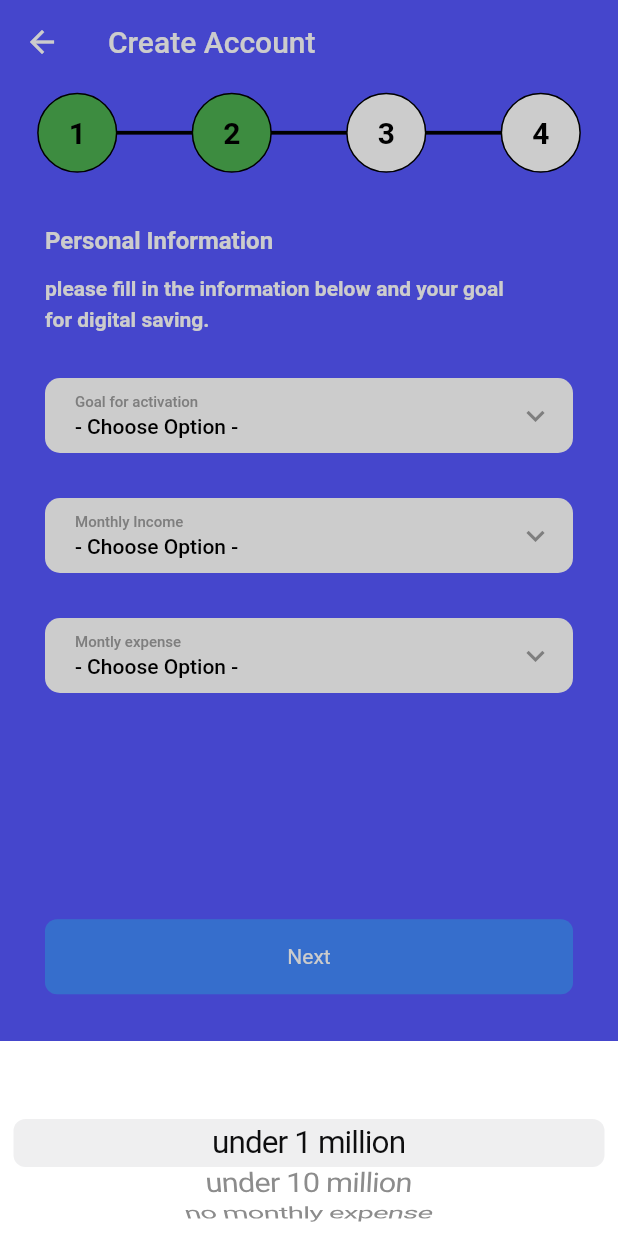
After one commit to samueljiwandono0310/registration_project, a Flutter app: the PersonalInformation screen opened by its route, after a tap on "Montly expense", on a phone screen of 412 x 824 dp. The commit adds this screen. Run offline on Flutter 3.47's test engine with Material 2 defaults, Android fonts, the phone set to English and light mode, and no system bars.

Commit message:
feat: implementation personal information screen

```diff
--- a/lib/config/routes/routes.dart
+++ b/lib/config/routes/routes.dart
@@ -2,6 +2,8 @@ import 'package:flutter/cupertino.dart';
 
 import 'package:flutter/material.dart';
 import 'package:registration_project/modules/screens/PasswordScreen.dart';
+import 'package:registration_project/modules/screens/PersonalInformationScreen.dart';
+import 'package:registration_project/modules/screens/ScheduleVidCallScreen.dart';
 import 'package:registration_project/modules/screens/WelcomeScreen.dart';
 
 class NavigationRoutes {
@@ -11,6 +13,10 @@ class NavigationRoutes {
        return MaterialPageRoute(builder: (_) => WelcomeScreen());
        case 'password-screen':
        return MaterialPageRoute(builder: (_) => PasswordScreen());
+       case 'personal-information-screen':
+       return MaterialPageRoute(builder: (_) => PersonalInformation());
+       case 'schedule-vidcall-screen':
+       return MaterialPageRoute(builder: (_) => ScheduleVidCallScreen());
        default:
         return MaterialPageRoute(
           builder: (_) => Scaffold(
--- /dev/null
+++ b/lib/model/dummy_data.dart
@@ -0,0 +1,6 @@
+class DummyData {
+  static final dataGoalActivation = ["Buy Car", "Buy House", "Married", "Long Term Invest", "Short Term Invest"].toList();
+  static final dataMontlyIncome = ["more than 1 million", "more than 10 million", "more than 100 million"].toList();
+  static final dataMontlyExpance = ["under 1 million", "under 10 million", "no monthly expense"].toList();
+
+}
--- a/lib/modules/screens/PasswordScreen.dart
+++ b/lib/modules/screens/PasswordScreen.dart
@@ -163,7 +163,8 @@ class _PasswordScreenState extends State<PasswordScreen> {
                           hintStyle: TextStyle(color: Colors.grey),
                           filled: true,
                           fillColor: Colors.white,
-                          errorText: _isErrorInput ?"Wrong input password" : null,
+                          errorText:
+                              _isErrorInput ? "Wrong input password" : null,
                           enabledBorder: OutlineInputBorder(
                             borderRadius:
                                 BorderRadius.all(Radius.circular(12.0)),
@@ -196,7 +197,9 @@ class _PasswordScreenState extends State<PasswordScreen> {
                           Container(
                             margin: EdgeInsets.only(left: 5.0),
                             child: Text(
-                              _passwordController.text.isEmpty ? "" :_complexity ,
+                              _passwordController.text.isEmpty
+                                  ? ""
+                                  : _complexity,
                               style: TextStyle(
                                   color: Colors.yellow,
                                   fontSize: 14.0,
@@ -316,14 +319,19 @@ class _PasswordScreenState extends State<PasswordScreen> {
                   ),
                   child: InkWell(
                     onTap: () {
-                      if (_isCharacter && _isLowercase && _isUppercase && _isNumber) {
+                      if (_isCharacter &&
+                          _isLowercase &&
+                          _isUppercase &&
+                          _isNumber) {
                         setState(() {
-                                                  _isErrorInput = false;
-                                                });
+                          _isErrorInput = false;
+                        });
+                        Future.delayed(Duration(seconds: 2));
+                        Navigator.pushNamedAndRemoveUntil(context, 'personal-information-screen', (Route<dynamic> route) => false);
                       } else {
                         setState(() {
-                                                  _isErrorInput = true;
-                                                });
+                          _isErrorInput = true;
+                        });
                       }
                     },
                     child: Container(
--- /dev/null
+++ b/lib/modules/screens/PersonalInformationScreen.dart
@@ -0,0 +1,393 @@
+import 'package:flutter/cupertino.dart';
+import 'package:flutter/material.dart';
+import 'package:registration_project/model/dummy_data.dart';
+import 'package:registration_project/widgets/widget.dart';
+
+class PersonalInformation extends StatefulWidget {
+  @override
+  _PersonalInformationState createState() => _PersonalInformationState();
+}
+
+class _PersonalInformationState extends State<PersonalInformation> {
+  String _goalActivationValue = "";
+  String _monthlyIncome = "";
+  String _monthlyExpense = "";
+  bool _error = false;
+  @override
+  Widget build(BuildContext context) {
+    return Scaffold(
+      backgroundColor: Color(0xFF5658ff),
+      appBar: AppBar(
+        elevation: 0.0,
+        leading: Icon(Icons.arrow_back),
+        backgroundColor: Colors.transparent,
+        title: Text("Create Account"),
+      ),
+      body: SafeArea(
+        child: SingleChildScrollView(
+          child: Container(
+            child: Column(
+              children: [
+                Column(
+                  crossAxisAlignment: CrossAxisAlignment.start,
+                  children: [
+                    WigetMaterial.registrationStepNumber(
+                        activateButton: 2, marginTop: 0.0, paddingTop: 0.0),
+                    Container(
+                      margin: EdgeInsets.only(left: 30.0, top: 30.0),
+                      child: Text(
+                        "Personal Information",
+                        style: TextStyle(
+                            color: Colors.white,
+                            fontWeight: FontWeight.w600,
+                            fontSize: 16.0),
+                      ),
+                    ),
+                    Container(
+                      margin: EdgeInsets.only(left: 30.0, top: 10.0),
+                      child: Text(
+                        "please fill in the information below and your goal\nfor digital saving.",
+                        style: TextStyle(
+                            height: 1.5,
+                            color: Colors.white,
+                            fontWeight: FontWeight.w600,
+                            fontSize: 14.0),
+                      ),
+                    ),
+                    InkWell(
+                      onTap: () {
+                        showCupertinoModalPopup(
+                            context: context,
+                            builder: (BuildContext contex) {
+                              return _buildPickerInterface(
+                                  DummyData.dataGoalActivation, "goal");
+                            });
+                      },
+                      child: Container(
+                        margin:
+                            EdgeInsets.only(left: 30.0, right: 30.0, top: 30.0),
+                        width: double.infinity,
+                        decoration: BoxDecoration(
+                          color: Colors.white,
+                          borderRadius: BorderRadius.circular(
+                            10.0,
+                          ),
+                        ),
+                        child: Container(
+                          child: Row(
+                            mainAxisAlignment: MainAxisAlignment.spaceBetween,
+                            children: [
+                              Container(
+                                height: 50.0,
+                                width: MediaQuery.of(context).size.width / 1.4,
+                                child: Container(
+                                  margin:
+                                      EdgeInsets.only(top: 10.0, left: 20.0),
+                                  child: Column(
+                                    crossAxisAlignment:
+                                        CrossAxisAlignment.start,
+                                    mainAxisAlignment: MainAxisAlignment.start,
+                                    children: [
+                                      Container(
+                                        child: Text(
+                                          "Goal for activation",
+                                          style: TextStyle(
+                                            color: Colors.grey,
+                                            fontSize: 10.0,
+                                            fontWeight: FontWeight.w500,
+                                          ),
+                                        ),
+                                      ),
+                                      Container(
+                                        margin: EdgeInsets.only(top: 2.0),
+                                        child: Text(
+                                          _goalActivationValue.isNotEmpty
+                                              ? _goalActivationValue
+                                              : "- Choose Option -",
+                                          style: TextStyle(
+                                            color: Colors.black,
+                                            fontSize: 14.0,
+                                            fontWeight: FontWeight.w500,
+                                          ),
+                                        ),
+                                      ),
+                                    ],
+                                  ),
+                                ),
+                              ),
+                              Container(
+                                height: 50.0,
+                                width: 50.0,
+                                child: Center(
+                                  child: Icon(
+                                    Icons.keyboard_arrow_down,
+                                    color: Colors.grey,
+                                  ),
+                                ),
+                              ),
+                            ],
+                          ),
+                        ),
+                      ),
+                    ),
+                    InkWell(
+                      onTap: () {
+                        showCupertinoModalPopup(
+                            context: context,
+                            builder: (BuildContext contex) {
+                              return _buildPickerInterface(
+                                  DummyData.dataMontlyIncome, "monthlyIncome");
+                            });
+                      },
+                      child: Container(
+                        margin:
+                            EdgeInsets.only(left: 30.0, right: 30.0, top: 30.0),
+                        width: double.infinity,
+                        decoration: BoxDecoration(
+                          color: Colors.white,
+                          borderRadius: BorderRadius.circular(
+                            10.0,
+                          ),
+                        ),
+                        child: Container(
+                          child: Row(
+                            mainAxisAlignment: MainAxisAlignment.spaceBetween,
+                            children: [
+                              Container(
+                                height: 50.0,
+                                width: MediaQuery.of(context).size.width / 1.4,
+                                child: Container(
+                                  margin:
+                                      EdgeInsets.only(top: 10.0, left: 20.0),
+                                  child: Column(
+                                    crossAxisAlignment:
+                                        CrossAxisAlignment.start,
+                                    mainAxisAlignment: MainAxisAlignment.start,
+                                    children: [
+                                      Container(
+                                        child: Text(
+                                          "Monthly Income",
+                                          style: TextStyle(
+                                            color: Colors.grey,
+                                            fontSize: 10.0,
+                                            fontWeight: FontWeight.w500,
+                                          ),
+                                        ),
+                                      ),
+                                      Container(
+                                        margin: EdgeInsets.only(top: 2.0),
+                                        child: Text(
+                                          _monthlyIncome.isNotEmpty
+                                              ? _monthlyIncome
+                                              : "- Choose Option -",
+                                          style: TextStyle(
+                                            color: Colors.black,
+                                            fontSize: 14.0,
+                                            fontWeight: FontWeight.w500,
+                                          ),
+                                        ),
+                                      ),
+                                    ],
+                                  ),
+                                ),
+                              ),
+                              Container(
+                                height: 50.0,
+                                width: 50.0,
+                                child: Center(
+                                  child: Icon(
+                                    Icons.keyboard_arrow_down,
+                                    color: Colors.grey,
+                                  ),
+                                ),
+                              ),
+                            ],
+                          ),
+                        ),
+                      ),
+                    ),
+                    InkWell(
+                      onTap: () {
+                        showCupertinoModalPopup(
+                            context: context,
+                            builder: (BuildContext contex) {
+                              return _buildPickerInterface(
+                                  DummyData.dataMontlyExpance,
+                                  "monthlyExpense");
+                            });
+                      },
+                      child: Container(
+                        margin:
+                            EdgeInsets.only(left: 30.0, right: 30.0, top: 30.0),
+                        width: double.infinity,
+                        decoration: BoxDecoration(
+                          color: Colors.white,
+                          borderRadius: BorderRadius.circular(
+                            10.0,
+                          ),
+                        ),
+                        child: Container(
+                          child: Row(
+                            mainAxisAlignment: MainAxisAlignment.spaceBetween,
+                            children: [
+                              Container(
+                                height: 50.0,
+                                width: MediaQuery.of(context).size.width / 1.4,
+                                child: Container(
+                                  margin:
+                                      EdgeInsets.only(top: 10.0, left: 20.0),
+                                  child: Column(
+                                    crossAxisAlignment:
+                                        CrossAxisAlignment.start,
+                                    mainAxisAlignment: MainAxisAlignment.start,
+                                    children: [
+                                      Container(
+                                        child: Text(
+                                          "Montly expense",
+                                          style: TextStyle(
+                                            color: Colors.grey,
+                                            fontSize: 10.0,
+                                            fontWeight: FontWeight.w500,
+                                          ),
+                                        ),
+                                      ),
+                                      Container(
+                                        margin: EdgeInsets.only(top: 2.0),
+                                        child: Text(
+                                          _monthlyExpense.isNotEmpty
+                                              ? _monthlyExpense
+                                              : "- Choose Option -",
+                                          style: TextStyle(
+                                            color: Colors.black,
+                                            fontSize: 14.0,
+                                            fontWeight: FontWeight.w500,
+                                          ),
+                                        ),
+                                      ),
+                                    ],
+                                  ),
+                                ),
+                              ),
+                              Container(
+                                height: 50.0,
+                                width: 50.0,
+                                child: Center(
+                                  child: Icon(
+                                    Icons.keyboard_arrow_down,
+                                    color: Colors.grey,
+                                  ),
+                                ),
+                              ),
+                            ],
+                          ),
+                        ),
+                      ),
+                    ),
+                    Container(
+                      margin: EdgeInsets.only(left: 30.0, top: 10.0),
+                      child: Text(
+                        _error ? "* this question is requeired" : "",
+                        style: TextStyle(color: Colors.white, fontSize: 12.0),
+                      ),
+                    )
+                  ],
+                ),
+                Container(
+                  margin: EdgeInsets.only(
+                    top: MediaQuery.of(context).size.height / 6.5,
+                    left: 30.0,
+                    right: 30.0,
+                  ),
+                  child: InkWell(
+                    onTap: () {
+                      if (_goalActivationValue.isNotEmpty &&
+                          _monthlyExpense.isNotEmpty &&
+                          _monthlyIncome.isNotEmpty) {
+                        setState(() {
+                          _error = false;
+                        });
+                        Future.delayed(Duration(seconds: 2));
+                        Navigator.pushNamedAndRemoveUntil(context,'schedule-vidcall-screen', (Route<dynamic> route) => false);
+                      } else {
+                        setState(() {
+                          _error = true;
+                        });
+                      }
+                    },
+                    child: Container(
+                      decoration: BoxDecoration(
+                          color: Colors.blueAccent,
+                          borderRadius: BorderRadius.circular(8.0)),
+                      width: double.infinity,
+                      height: 50.0,
+                      child: Center(
+                        child: Text(
+                          "Next",
+                          textAlign: TextAlign.center,
+                          style: TextStyle(
+                            color: Colors.white,
+                          ),
+                        ),
+                      ),
+                    ),
+                  ),
+                ),
+              ],
+            ),
+          ),
+        ),
+      ),
+    );
+  }
+
+  Widget _buildPickerInterface(List<String> data, String typePicker) {
+    final FixedExtentScrollController scrollController =
+        FixedExtentScrollController(initialItem: 0);
+    return _buildBottomPicker(CupertinoPicker(
+      scrollController: scrollController,
+      itemExtent: 32.0,
+      backgroundColor: CupertinoColors.white,
+      children: List<Widget>.generate(data.length, (int index) {
+        return Center(
+          child: Text(data[index]),
+        );
+      }),
+      onSelectedItemChanged: (int value) {
+        if (typePicker == "goal") {
+          setState(() {
+            _goalActivationValue = data[value];
+          });
+        } else if (typePicker == "monthlyIncome") {
+          setState(() {
+            _monthlyIncome = data[value];
+          });
+        } else {
+          setState(() {
+            _monthlyExpense = data[value];
+          });
+        }
+      },
+    ));
+  }
+
+  Widget _buildBottomPicker(Widget picker) {
+    return Container(
+      height: 130.0,
+      padding: const EdgeInsets.only(top: 6.0),
+      color: CupertinoColors.white,
+      child: DefaultTextStyle(
+        style: const TextStyle(
+          color: CupertinoColors.black,
+          fontSize: 22.0,
+        ),
+        child: GestureDetector(
+          onTap: () {},
+          child: SafeArea(
+            top: false,
+            child: picker,
+          ),
+        ),
+      ),
+    );
+  }
+}
--- /dev/null
+++ b/lib/modules/screens/ScheduleVidCallScreen.dart
@@ -0,0 +1,15 @@
+import 'package:flutter/material.dart';
+
+class ScheduleVidCallScreen extends StatefulWidget {
+  @override
+  _ScheduleVidCallScreenState createState() => _ScheduleVidCallScreenState();
+}
+
+class _ScheduleVidCallScreenState extends State<ScheduleVidCallScreen> {
+  @override
+  Widget build(BuildContext context) {
+    return Container(
+
+    );
+  }
+}
```
